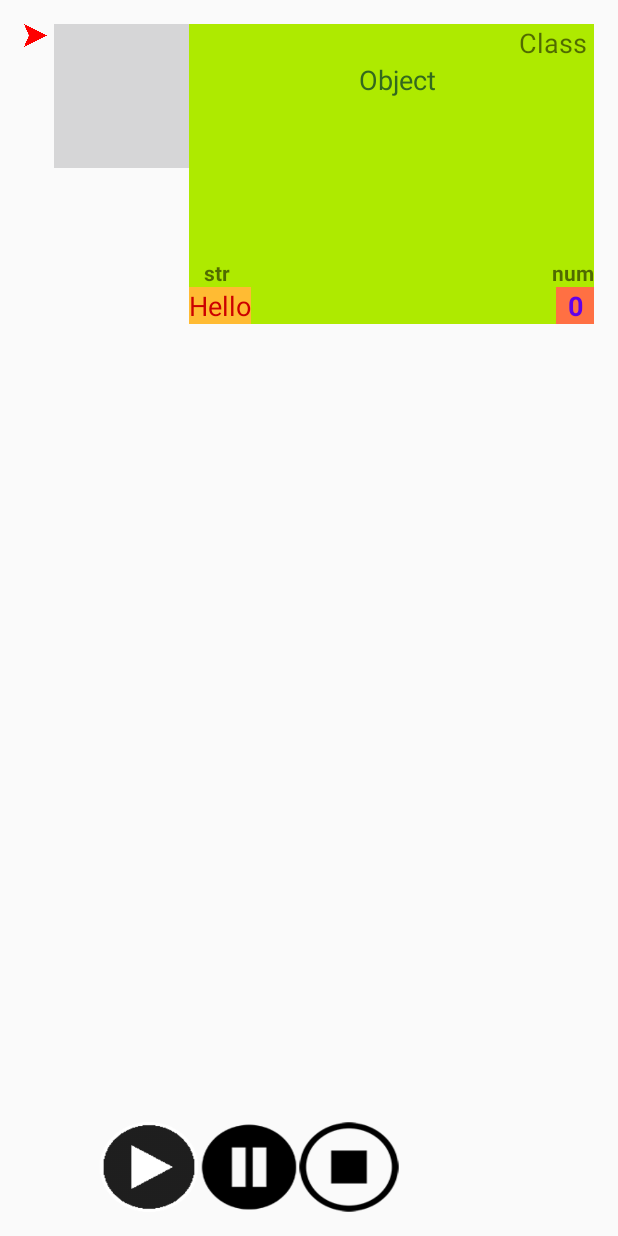
After one commit to Misxy/AnimationJava, an Android app: the layout activity_constructor_chapter.xml on its own in the app's theme, with its tools: preview values and no code run, on a phone screen of 412 x 824 dp. The commit adds this screen. Run offline under Robolectric (Android 15) with nearby library versions, the phone set to English and light mode, and no system bars.

Commit message:
4/11/2016 12.10 AM Constructor Animation started.

```diff
--- /dev/null
+++ b/app/src/main/res/layout/activity_constructor_chapter.xml
@@ -0,0 +1,145 @@
+<?xml version="1.0" encoding="utf-8"?>
+<RelativeLayout xmlns:android="http://schemas.android.com/apk/res/android"
+    xmlns:app="http://schemas.android.com/apk/res-auto"
+    xmlns:tools="http://schemas.android.com/tools"
+    android:id="@+id/activity_constructor_chapter"
+    android:layout_width="match_parent"
+    android:layout_height="match_parent"
+    android:paddingBottom="@dimen/activity_vertical_margin"
+    android:paddingLeft="@dimen/activity_horizontal_margin"
+    android:paddingRight="@dimen/activity_horizontal_margin"
+    android:paddingTop="@dimen/activity_vertical_margin"
+    tools:context="com.example.john.project1.Constructor_chapter"
+    >
+
+    <ScrollView
+        android:layout_width="250dp"
+        android:layout_height="250dp"
+        android:layout_alignParentTop="true"
+        android:layout_alignParentStart="true">
+
+        <LinearLayout
+            android:layout_width="match_parent"
+            android:layout_height="wrap_content"
+            android:orientation="vertical" >
+
+            <ImageView
+                android:layout_width="match_parent"
+                android:layout_height="wrap_content"
+                android:id="@+id/code_construct"
+                android:src="@drawable/construct_code"
+                android:scaleType="fitXY"
+                android:layout_marginLeft="20dp" />
+        </LinearLayout>
+    </ScrollView>
+    <LinearLayout
+        android:orientation="horizontal"
+        android:layout_height="60dp"
+        android:layout_width="200dp"
+        android:layout_alignParentBottom="true"
+        android:layout_alignStart="@+id/scrollView2"
+        android:layout_marginLeft="50dp"
+        android:id="@+id/linearLayout2">
+
+        <ImageButton
+            android:id="@+id/playbtnConstruct"
+            android:layout_weight="1"
+            android:background="@drawable/playbtn"
+            android:layout_width="wrap_content"
+            android:layout_height="wrap_content" />
+
+        <ImageButton
+            android:layout_width="wrap_content"
+            android:layout_height="wrap_content"
+            android:id="@+id/pausebtnConstruct"
+            android:layout_weight="1"
+            android:background="@drawable/pausebtn" />
+
+        <ImageButton
+            android:layout_width="wrap_content"
+            android:layout_height="wrap_content"
+            android:id="@+id/stopbtnConstruct"
+            android:layout_weight="1"
+            android:background="@drawable/stopbtn" />
+    </LinearLayout>
+
+    <ImageView
+        android:layout_width="15dp"
+        android:layout_height="15dp"
+        app:srcCompat="@drawable/arrow"
+        android:layout_alignParentTop="true"
+        android:layout_alignEnd="@+id/linearLayout"
+        android:layout_marginEnd="235dp"
+        android:id="@+id/pointer_construct" />
+
+    <ImageView
+        android:id="@+id/pic_construct"
+        android:layout_alignParentEnd="true"
+        android:layout_height="200dp"
+        android:background="#AEEA00"
+        android:layout_width="270dp" />
+
+    <TextView
+        android:text="Class "
+        android:layout_height="wrap_content"
+        android:layout_alignParentTop="true"
+        android:layout_alignParentEnd="true"
+        android:id="@+id/class_text_Construct"
+        android:textAlignment="viewEnd"
+        android:layout_width="90dp"
+        android:textSize="18sp" />
+
+    <TextView
+        android:text="Hello"
+        android:layout_width="wrap_content"
+        android:layout_height="wrap_content"
+        android:id="@+id/text_str_construct"
+        android:textColor="@android:color/holo_red_dark"
+        android:layout_alignBottom="@+id/pic_construct"
+        android:layout_alignStart="@+id/pic_construct"
+        android:background="@android:color/holo_orange_light"
+        android:textSize="18sp" />
+
+    <TextView
+        android:text="Object"
+        android:layout_width="wrap_content"
+        android:layout_height="wrap_content"
+        android:id="@+id/object_text_Construct"
+        android:textColor="#33691E"
+        android:layout_marginEnd="15dp"
+        android:textSize="18sp"
+        android:layout_below="@+id/class_text_Construct"
+        android:layout_toStartOf="@+id/class_text_Construct" />
+
+    <TextView
+        android:text="0"
+        android:layout_height="wrap_content"
+        android:layout_alignBottom="@+id/pic_construct"
+        android:layout_alignParentEnd="true"
+        android:id="@+id/num_construct"
+        android:textSize="18sp"
+        android:textColor="#6200EA"
+        android:textStyle="normal|bold"
+        android:background="#FF7043"
+        android:layout_width="25dp"
+        android:textAlignment="center" />
+
+    <TextView
+        android:text="str"
+        android:layout_width="wrap_content"
+        android:layout_height="wrap_content"
+        android:layout_above="@+id/text_str_construct"
+        android:layout_alignStart="@+id/pic_construct"
+        android:id="@+id/str_header"
+        android:textStyle="normal|bold"
+        android:layout_marginLeft="10dp" />
+
+    <TextView
+        android:text="num"
+        android:layout_width="wrap_content"
+        android:layout_height="wrap_content"
+        android:layout_above="@+id/num_construct"
+        android:layout_alignParentEnd="true"
+        android:id="@+id/num_header"
+        android:textStyle="normal|bold" />
+</RelativeLayout>
--- a/app/src/main/res/values/colors.xml
+++ b/app/src/main/res/values/colors.xml
@@ -1,6 +1,6 @@
 <?xml version="1.0" encoding="utf-8"?>
 <resources>
-    <color name="colorPrimary">#3F51B5</color>
+    <color name="colorPrimary">#3f51b5</color>
     <color name="colorPrimaryDark">#303F9F</color>
     <color name="colorAccent">#FF4081</color>
 </resources>
```
Also changed, not shown: app/src/main/AndroidManifest.xml (+7 -5 lines), app/src/main/java/com/example/john/project1/Constructor_chapter.java (added, +223 -0 lines).
